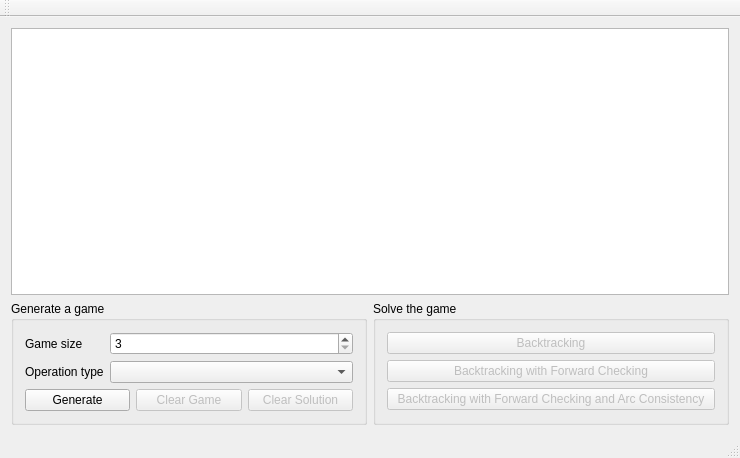
This is front/mainwindow.ui in SamuelShokry/kenken as Qt 5 draws it before an edit. The edited form follows.
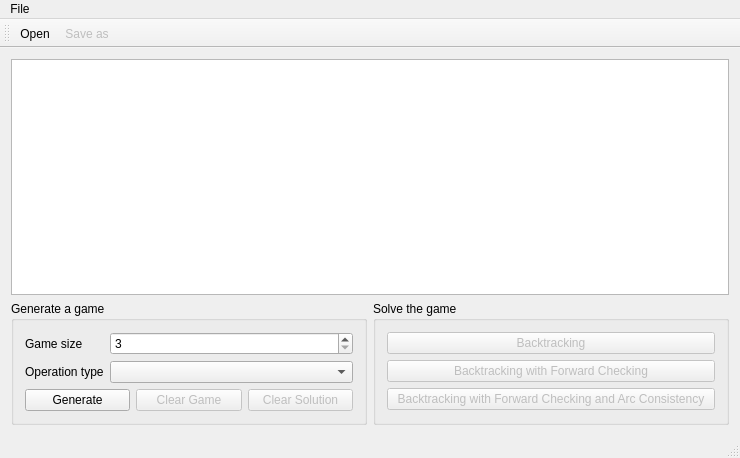
This is the edited form. Custom widgets are drawn as their Qt base class.

```diff
--- a/front/mainwindow.ui
+++ b/front/mainwindow.ui
@@ -158,6 +158,14 @@
      <height>21</height>
     </rect>
    </property>
+   <widget class="QMenu" name="menuFile">
+    <property name="title">
+     <string>File</string>
+    </property>
+    <addaction name="actionOpen"/>
+    <addaction name="actionSave_as"/>
+   </widget>
+   <addaction name="menuFile"/>
   </widget>
   <widget class="QToolBar" name="mainToolBar">
    <attribute name="toolBarArea">
@@ -166,8 +174,29 @@
    <attribute name="toolBarBreak">
     <bool>false</bool>
    </attribute>
+   <addaction name="actionOpen"/>
+   <addaction name="actionSave_as"/>
   </widget>
   <widget class="QStatusBar" name="statusBar"/>
+  <action name="actionOpen">
+   <property name="text">
+    <string>Open</string>
+   </property>
+   <property name="shortcut">
+    <string>Ctrl+O</string>
+   </property>
+  </action>
+  <action name="actionSave_as">
+   <property name="enabled">
+    <bool>false</bool>
+   </property>
+   <property name="text">
+    <string>Save as</string>
+   </property>
+   <property name="shortcut">
+    <string>Ctrl+S</string>
+   </property>
+  </action>
  </widget>
  <layoutdefault spacing="6" margin="11"/>
  <customwidgets>
```
